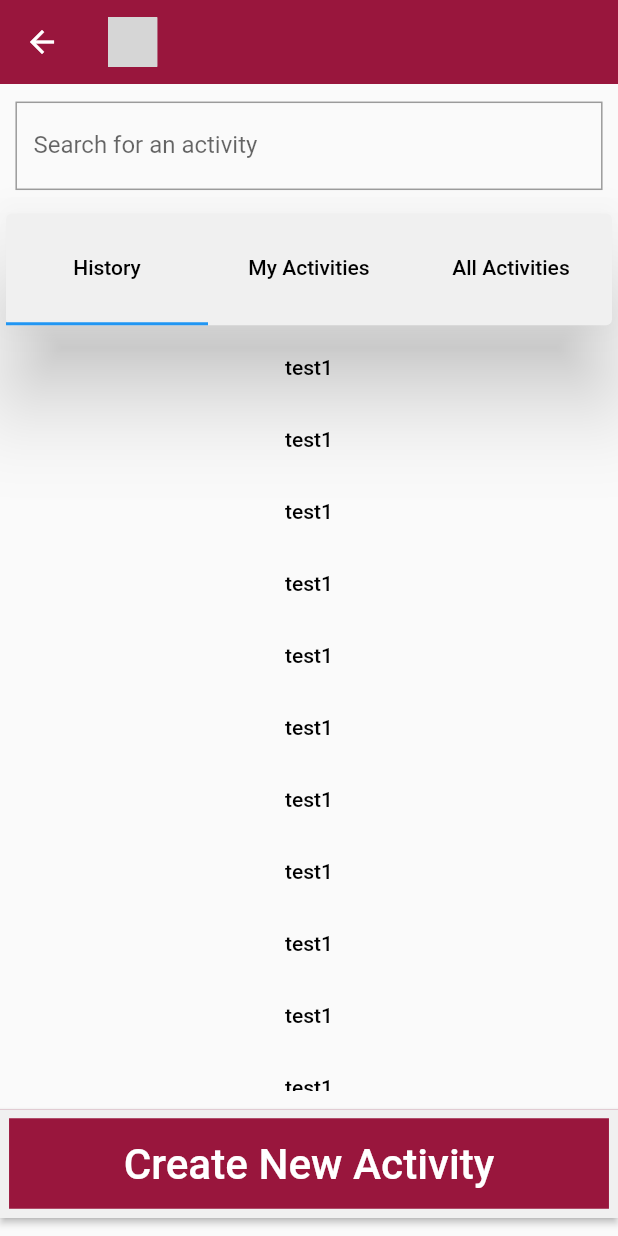
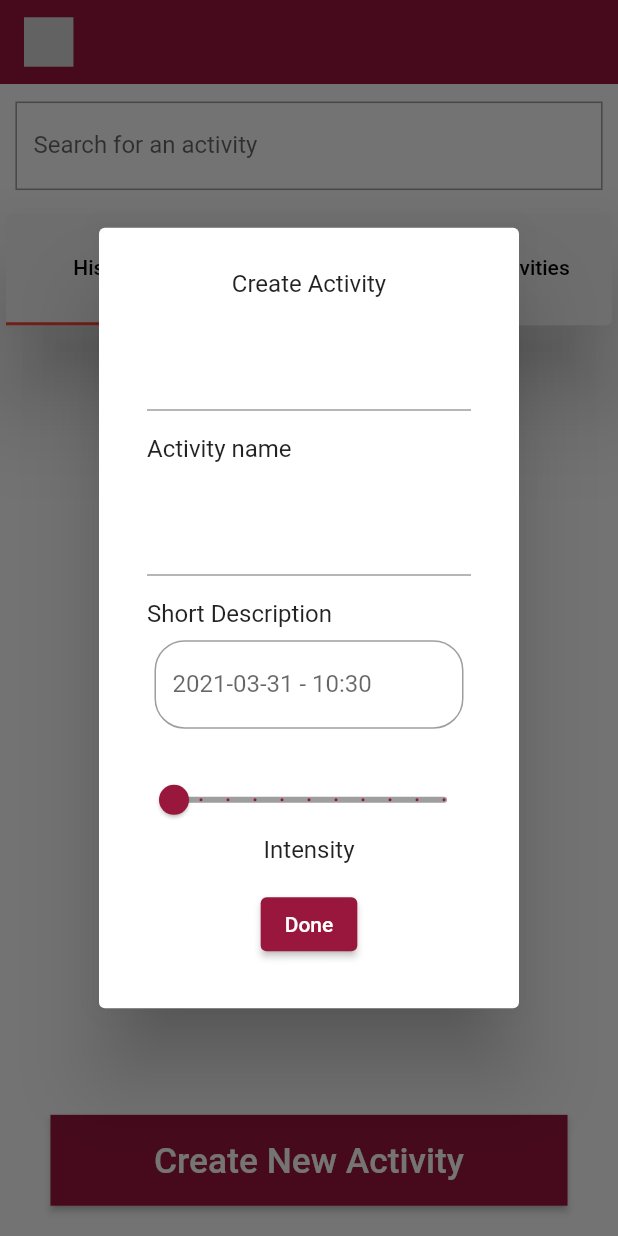
Before and after one commit to amino-health/quantify-app, a Flutter app: the AddActivityScreen screen opened directly, after a tap on "Create New Activity", on a phone screen of 412 x 824 dp. Run offline on Flutter 3.47's test engine with Material 2 defaults, Android fonts, the phone set to English and light mode, and no system bars; our stand-ins replace flutter_svg, google_fonts, syncfusion_flutter_charts; missing offline and left inert: lipsum; Roboto replaces fonts that are missing (roboto-bold); grey boxes are pictures that could not be loaded.

Commit message:
Created activity screen with view for adding and creating new activities

```diff
--- /dev/null
+++ b/quantify_app/lib/screens/ActivityFormScreen.dart
@@ -0,0 +1,245 @@
+import 'package:flutter/material.dart';
+import 'package:flutter/cupertino.dart';
+//import 'package:quantify_app/screens/addActivityScreen.dart';
+
+class ActivityPopup extends StatefulWidget {
+  final bool isAdd;
+  final String titlevalue;
+  final String subtitle;
+  ActivityPopup(
+      {Key key,
+      @required this.isAdd,
+      @required this.titlevalue,
+      @required this.subtitle})
+      : super(key: key);
+
+  @override
+  _ActivityPopupState createState() =>
+      _ActivityPopupState(isAdd, titlevalue, subtitle);
+}
+
+class _ActivityPopupState extends State<ActivityPopup> {
+  DateTime selectedDate = DateTime.now();
+  double _currentSliderValue = 1;
+  final TextEditingController titlecontroller = TextEditingController();
+  final TextEditingController descriptioncontroller = TextEditingController();
+
+  bool isAdd;
+  String titlevalue;
+  String subtitle;
+  _ActivityPopupState(this.isAdd, this.titlevalue, this.subtitle);
+
+  _selectDate(BuildContext context) async {
+    final ThemeData theme = Theme.of(context);
+    assert(theme.platform != null);
+    switch (theme.platform) {
+      case TargetPlatform.android:
+      case TargetPlatform.fuchsia:
+      case TargetPlatform.windows:
+      case TargetPlatform.linux:
+        return buildMaterialDatePicker(context);
+      case TargetPlatform.iOS:
+      case TargetPlatform.macOS:
+        return buildCupertinoDatePicker(context);
+    }
+  }
+
+  buildMaterialDatePicker(BuildContext context) async {
+    final DateTime picked = await showDatePicker(
+      context: context,
+      initialDate: selectedDate,
+      firstDate: DateTime(1900),
+      lastDate: selectedDate,
+      builder: (context, child) {
+        return Theme(
+          data: ThemeData.light(),
+          child: child,
+        );
+      },
+    );
+    if (picked != null && picked != selectedDate)
+      setState(() {
+        selectedDate = picked;
+      });
+  }
+
+  /// This builds cupertion date picker in iOS
+  buildCupertinoDatePicker(BuildContext context) {
+    showModalBottomSheet(
+        context: context,
+        builder: (BuildContext builder) {
+          return Container(
+            height: MediaQuery.of(context).copyWith().size.height / 3,
+            color: Colors.white,
+            child: CupertinoDatePicker(
+              mode: CupertinoDatePickerMode.dateAndTime,
+              onDateTimeChanged: (picked) {
+                if (picked != null && picked != selectedDate)
+                  setState(() {
+                    selectedDate = picked;
+                  });
+              },
+              initialDateTime: selectedDate,
+              minimumYear: 1900,
+              maximumYear: 2021,
+            ),
+          );
+        });
+  }
+
+  @override
+  Widget build(BuildContext context) {
+    isAdd = this.isAdd;
+    return AlertDialog(
+        content: SingleChildScrollView(
+      child: Stack(
+        clipBehavior: Clip.hardEdge,
+        children: <Widget>[
+          Positioned(
+            right: -40.0,
+            top: -40.0,
+            child: InkResponse(
+              onTap: () {
+                Navigator.pop(
+                  context,
+                );
+              },
+              child: CircleAvatar(
+                child: Icon(Icons.close),
+                backgroundColor: Colors.red,
+              ),
+            ),
+          ),
+          Form(
+            child: Column(
+              mainAxisSize: MainAxisSize.min,
+              children: <Widget>[
+                Padding(
+                  padding: EdgeInsets.all(8.0),
+                  child: Text(isAdd ? 'Add activity' : 'Create Activity'),
+                ),
+                Padding(
+                  padding: EdgeInsets.all(8.0),
+                  child: TextFormField(
+                      focusNode:
+                          isAdd ? AlwaysDisabledFocusNode() : FocusNode(),
+                      decoration:
+                          InputDecoration(labelText: isAdd ? titlevalue : ''),
+                      controller: titlecontroller),
+                ),
+                Container(
+                  alignment: Alignment.bottomLeft,
+                  child: Padding(
+                    padding: EdgeInsets.all(8.0),
+                    child: Text(
+                      'Activity name',
+                      textAlign: TextAlign.left,
+                      style: TextStyle(),
+                    ),
+                  ),
+                ),
+                Padding(
+                  padding: EdgeInsets.all(8.0),
+                  child: TextFormField(
+                      focusNode:
+                          isAdd ? AlwaysDisabledFocusNode() : FocusNode(),
+                      decoration:
+                          InputDecoration(labelText: isAdd ? subtitle : ''),
+                      controller: descriptioncontroller),
+                ),
+                Container(
+                  alignment: Alignment.bottomLeft,
+                  child: Padding(
+                    padding: EdgeInsets.all(8.0),
+                    child: Text(
+                      'Short Description',
+                      textAlign: TextAlign.left,
+                      style: TextStyle(),
+                    ),
+                  ),
+                ),
+                Container(
+                  child: TextField(
+                    onTap: () {
+                      _selectDate(context);
+                    },
+                    focusNode: AlwaysDisabledFocusNode(),
+                    decoration: InputDecoration(
+                      counterText: "",
+                      border: OutlineInputBorder(
+                        borderRadius: BorderRadius.all(Radius.circular(20)),
+                      ),
+                      labelText: "${selectedDate.toLocal()}".split(' ')[0] +
+                          ' - ' +
+                          "${selectedDate.toLocal()}".split(' ')[1][0] +
+                          "${selectedDate.toLocal()}".split(' ')[1][1] +
+                          "${selectedDate.toLocal()}".split(' ')[1][2] +
+                          "${selectedDate.toLocal()}".split(' ')[1][3] +
+                          "${selectedDate.toLocal()}".split(' ')[1][4],
+                    ),
+                  ),
+                  height: MediaQuery.of(context).size.height * 0.1,
+                  width: MediaQuery.of(context).size.width * 0.5,
+                ),
+                Container(
+                    child: Slider(
+                  value: _currentSliderValue,
+                  activeColor: Color(0xFF99163D),
+                  inactiveColor: Colors.grey[500],
+                  min: 1,
+                  max: 10,
+                  divisions: 10,
+                  label: _currentSliderValue.round().toString(),
+                  onChanged: (double value) {
+                    setState(() {
+                      _currentSliderValue = value;
+                    });
+                  },
+                )),
+                Padding(
+                  padding:
+                      const EdgeInsets.only(left: 8.0, right: 8, bottom: 8),
+                  child: Container(child: Text('Intensity')),
+                ),
+                Padding(
+                  padding: const EdgeInsets.all(8.0),
+                  child: ElevatedButton(
+                    child: Text("Done"),
+                    style: ButtonStyle(
+                      backgroundColor: MaterialStateProperty.resolveWith<Color>(
+                        (Set<MaterialState> states) {
+                          if (states.contains(MaterialState.pressed))
+                            return Color(0xDD99163D);
+                          else
+                            return Color(0xFF99163D);
+                        },
+                      ),
+                    ),
+                    onPressed: () {
+                      Navigator.pop(context, [
+                        titlecontroller.text.toString(),
+                        descriptioncontroller.text.toString(),
+                        selectedDate.toString(),
+                        _currentSliderValue.round().toString()
+                      ]);
+                    },
+                  ),
+                )
+              ],
+            ),
+          ),
+        ],
+      ),
+    ));
+  }
+}
+
+class AlwaysDisabledFocusNode extends FocusNode {
+  @override
+  bool get hasFocus => false;
+}
+
+class EnabledFocusNode extends FocusNode {
+  @override
+  bool get hasFocus => true;
+}
--- a/quantify_app/lib/screens/addActivityScreen.dart
+++ b/quantify_app/lib/screens/addActivityScreen.dart
@@ -1,5 +1,6 @@
 import 'package:flutter/material.dart';
 import 'package:quantify_app/screens/homeSkeleton.dart';
+import 'package:quantify_app/screens/ActivityFormScreen.dart';
 //import 'package:flutter_svg/flutter_svg.dart';
 
 class AddActivityScreen extends StatefulWidget {
@@ -11,23 +12,58 @@ class AddActivityScreen extends StatefulWidget {
 
 class _AddActivityScreenState extends State<AddActivityScreen>
     with TickerProviderStateMixin {
+  final _activitySearch = TextEditingController();
+  int _selectedIndex = 0;
+
   TabController _tabController;
 
-  final _activitySearch = TextEditingController();
+  List<Widget> myActivityList = <Widget>[];
+  List<Widget> allActivityList = <Widget>[];
+  List<Widget> historyActivityList = <Widget>[];
+  List<Widget> recentActivityList = <Widget>[];
+
+  final List<Tab> _activityTabs = <Tab>[
+    new Tab(
+      child: FittedBox(
+          fit: BoxFit.fitWidth,
+          child: Text('History', style: TextStyle(color: Colors.black))),
+    ),
+    new Tab(
+      child: FittedBox(
+          fit: BoxFit.fitWidth,
+          child: Text('My Activities', style: TextStyle(color: Colors.black))),
+    ),
+    new Tab(
+      child: FittedBox(
+          fit: BoxFit.fitWidth,
+          child: Text('All Activities', style: TextStyle(color: Colors.black))),
+    ),
+  ];
 
   @override
   void initState() {
     super.initState();
-    _tabController = new TabController(vsync: this, length: 3);
+    _tabController =
+        new TabController(vsync: this, length: _activityTabs.length);
+  }
+
+  @override
+  void dispose() {
+    _tabController.dispose();
+    super.dispose();
   }
 
   bottomButton(BuildContext context, String _title) {
     return Container(
         child: FittedBox(
             fit: BoxFit.fitWidth,
+            child: Padding(
+                padding:
+                    const EdgeInsets.only(left: 20.0, right: 20.0, bottom: 6.0),
                 child: ElevatedButton(
                     style: ButtonStyle(
-                backgroundColor: MaterialStateProperty.resolveWith<Color>(
+                        backgroundColor:
+                            MaterialStateProperty.resolveWith<Color>(
                           (Set<MaterialState> states) {
                             if (states.contains(MaterialState.pressed))
                               return Color(0xDD99163D);
@@ -35,12 +71,11 @@ class _AddActivityScreenState extends State<AddActivityScreen>
                               return Color(0xFF99163D);
                           },
                         ),
-                shape: MaterialStateProperty.all<RoundedRectangleBorder>(
+                        shape:
+                            MaterialStateProperty.all<RoundedRectangleBorder>(
                                 RoundedRectangleBorder(
                           borderRadius: BorderRadius.zero,
-                      side: BorderSide(color: Color(0xFFF0F0F0), width: 3)),
-                ),
-              ),
+                        ))),
                     child: Padding(
                       padding: const EdgeInsets.only(
                           left: 25.0, right: 25.0, top: 8, bottom: 8),
@@ -49,82 +84,87 @@ class _AddActivityScreenState extends State<AddActivityScreen>
                         style: TextStyle(fontFamily: 'roboto-bold'),
                       ),
                     ),
-              onPressed: () {},
-            )));
+                    onPressed: () async {
+                      List<String> activityData = await showDialog(
+                          context: context,
+                          builder: (_) => ActivityPopup(
+                              isAdd: false, titlevalue: '', subtitle: ''));
+                      addItem(context, activityData);
+                    }))));
+  }
+
+  void _onItemTapped(int index) {
+    setState(() {
+      print(index);
+      _selectedIndex = index;
+    });
+  }
+
+  activityItem(BuildContext context, String _name, String _subtitle) {
+    return Container(
+        width: MediaQuery.of(context).size.width * 0.95,
+        height: MediaQuery.of(context).size.height * 0.1,
+        child: Card(
+            child: ListTile(
+                title: Text(_name),
+                subtitle: Text(_subtitle),
+                isThreeLine: false,
+                onTap: () async {
+                  List<String> activityData = await showDialog(
+                      context: context,
+                      builder: (_) => ActivityPopup(
+                          isAdd: true, titlevalue: _name, subtitle: _subtitle));
+                  addActivity(context, activityData);
+                })));
   }
 
   customScrollview(BuildContext context) {
+    List<Widget> activityList = <Widget>[];
+    if (_selectedIndex == 0) {
+      activityList = historyActivityList;
+    }
+    if (_selectedIndex == 1) {
+      activityList = myActivityList;
+    }
+    if (_selectedIndex == 2) {
+      activityList = allActivityList;
+    }
     return Container(
       child: Expanded(
         child: SingleChildScrollView(
           child: Column(
-            mainAxisAlignment: MainAxisAlignment.end,
-            children: <Widget>[
-              activityItem(context, 'test1'),
-              activityItem(context, 'test1'),
-              activityItem(context, 'test1'),
-              activityItem(context, 'test1'),
-              activityItem(context, 'test1'),
-              activityItem(context, 'test1'),
-              activityItem(context, 'test1'),
-              activityItem(context, 'test1'),
-              activityItem(context, 'test1'),
-              activityItem(context, 'test1'),
-              activityItem(context, 'test1'),
-              activityItem(context, 'test1'),
-              activityItem(context, 'test1'),
-              activityItem(context, 'test1'),
-              activityItem(context, 'test1'),
-              activityItem(context, 'test1'),
-              activityItem(context, 'test1'),
-            ],
-          ),
+              //mainAxisAlignment: MainAxisAlignment.end,
+              children: activityList),
         ),
       ),
     );
   }
 
-  activityItem(BuildContext context, String _name) {
-    return Container(
-        child: TextButton(
-      child: FittedBox(
-        fit: BoxFit.fitWidth,
-        child: Text(
-          _name,
-          style: TextStyle(
-            color: Colors.black,
-          ),
-        ),
-      ),
-      onPressed: () {},
-    ));
+  void addActivity(context, activityData) {
+    setState(() {});
+  }
+
+  void addItem(context, activityData) {
+    setState(() {
+      myActivityList
+          .add(activityItem(context, activityData[0], activityData[1]));
+      historyActivityList
+          .add(activityItem(context, activityData[0], activityData[1]));
+    });
   }
 
   tabBar(BuildContext context) {
-    return TabBar(tabs: <Tab>[
-      new Tab(
-        child: FittedBox(
-            fit: BoxFit.fitWidth,
-            child: Text('History', style: TextStyle(color: Colors.black))),
-      ),
-      new Tab(
-        child: FittedBox(
-            fit: BoxFit.fitWidth,
-            child:
-                Text('My Activities', style: TextStyle(color: Colors.black))),
-      ),
-      new Tab(
-        child: FittedBox(
-            fit: BoxFit.fitWidth,
-            child:
-                Text('All Activities', style: TextStyle(color: Colors.black))),
-      ),
-    ], controller: _tabController);
+    return TabBar(
+      controller: _tabController,
+      tabs: _activityTabs,
+      onTap: _onItemTapped,
+    );
   }
 
   @override
   Widget build(BuildContext context) {
     return Scaffold(
+      resizeToAvoidBottomInset: false,
       appBar: CustomAppBar(),
       body: Center(
           child: Column(
@@ -152,7 +192,7 @@ class _AddActivityScreenState extends State<AddActivityScreen>
               child: tabBar(context),
             ),
           ),
-          customScrollview(context)
+          customScrollview(context),
         ],
       )),
       bottomNavigationBar: bottomButton(context, 'Create New Activity'),
```
Also changed, not shown: quantify_app/lib/main.dart (+11 -5 lines). Lines whose indentation alone changed are shown as unchanged.
